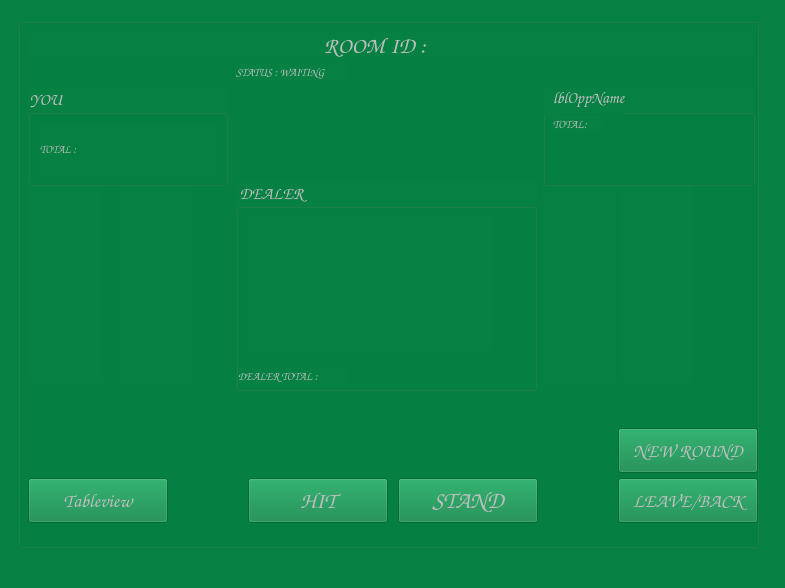
Above: client/mainwindow.ui from ITIFA12B25/BlackJackServer2 before the change. Below: the same form after it.
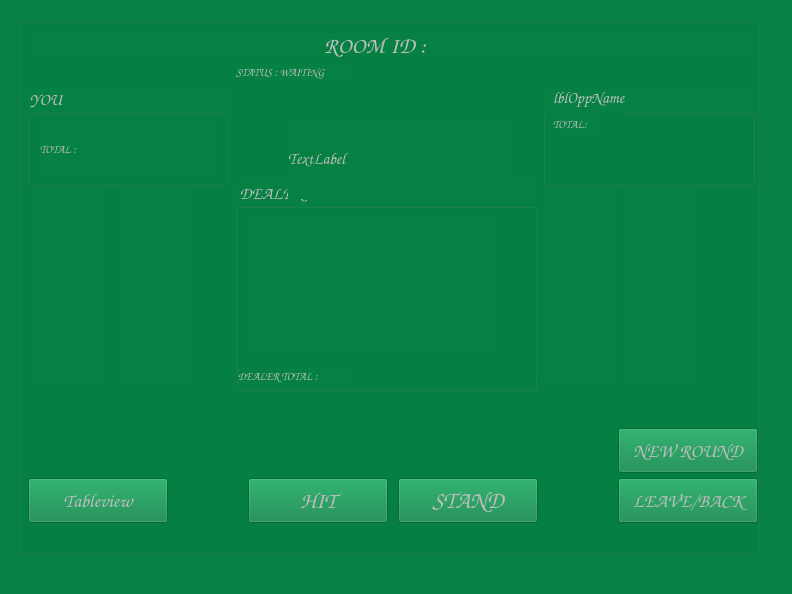
That is the form after the change.

```diff
--- a/client/mainwindow.ui
+++ b/client/mainwindow.ui
@@ -9,8 +9,8 @@
    <rect>
     <x>0</x>
     <y>0</y>
-    <width>785</width>
-    <height>588</height>
+    <width>792</width>
+    <height>594</height>
    </rect>
   </property>
   <property name="font">
@@ -846,6 +846,25 @@
             <string/>
            </property>
           </widget>
+          <widget class="QLabel" name="label_4">
+           <property name="geometry">
+            <rect>
+             <x>270</x>
+             <y>100</y>
+             <width>221</width>
+             <height>81</height>
+            </rect>
+           </property>
+           <property name="font">
+            <font>
+             <family>Comic Sans MS</family>
+             <pointsize>12</pointsize>
+            </font>
+           </property>
+           <property name="text">
+            <string>TextLabel</string>
+           </property>
+          </widget>
           <zorder>lblRoomInfo</zorder>
           <zorder>lblStatus</zorder>
           <zorder>lblPlayerCard1</zorder>
@@ -865,6 +884,7 @@
           <zorder>groupBox_player2</zorder>
           <zorder>btnSwitchToTable</zorder>
           <zorder>groupBox_player1</zorder>
+          <zorder>label_4</zorder>
          </widget>
         </item>
        </layout>
@@ -1453,8 +1473,8 @@
     <rect>
      <x>0</x>
      <y>0</y>
-     <width>785</width>
-     <height>21</height>
+     <width>792</width>
+     <height>25</height>
     </rect>
    </property>
   </widget>
```
